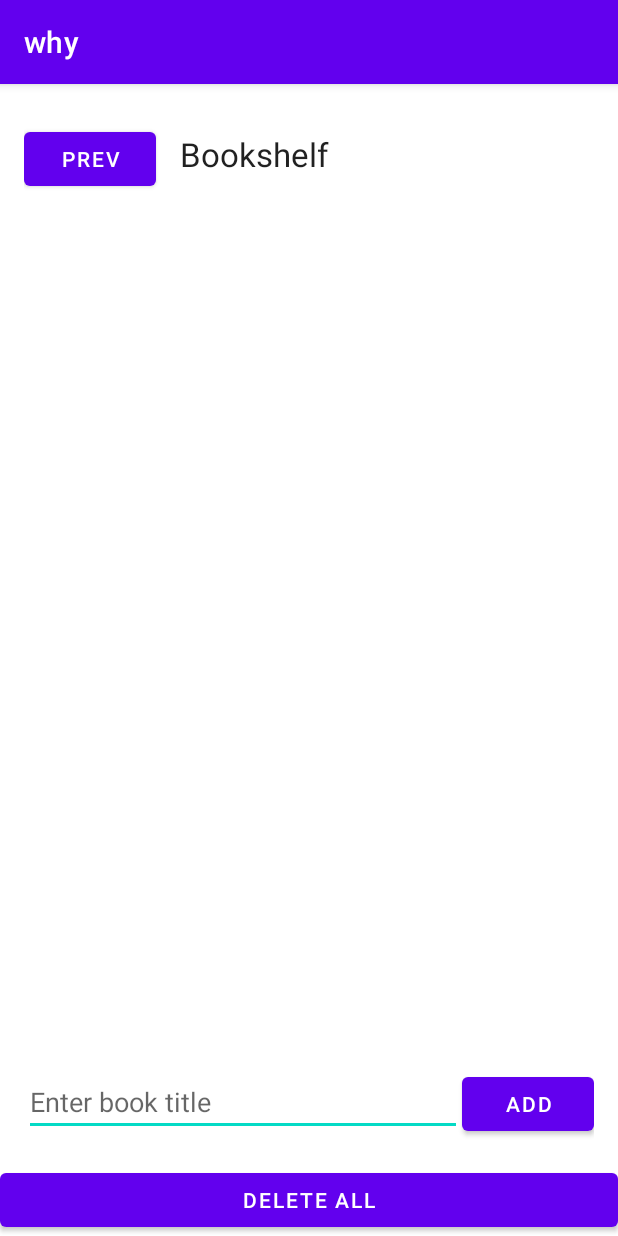
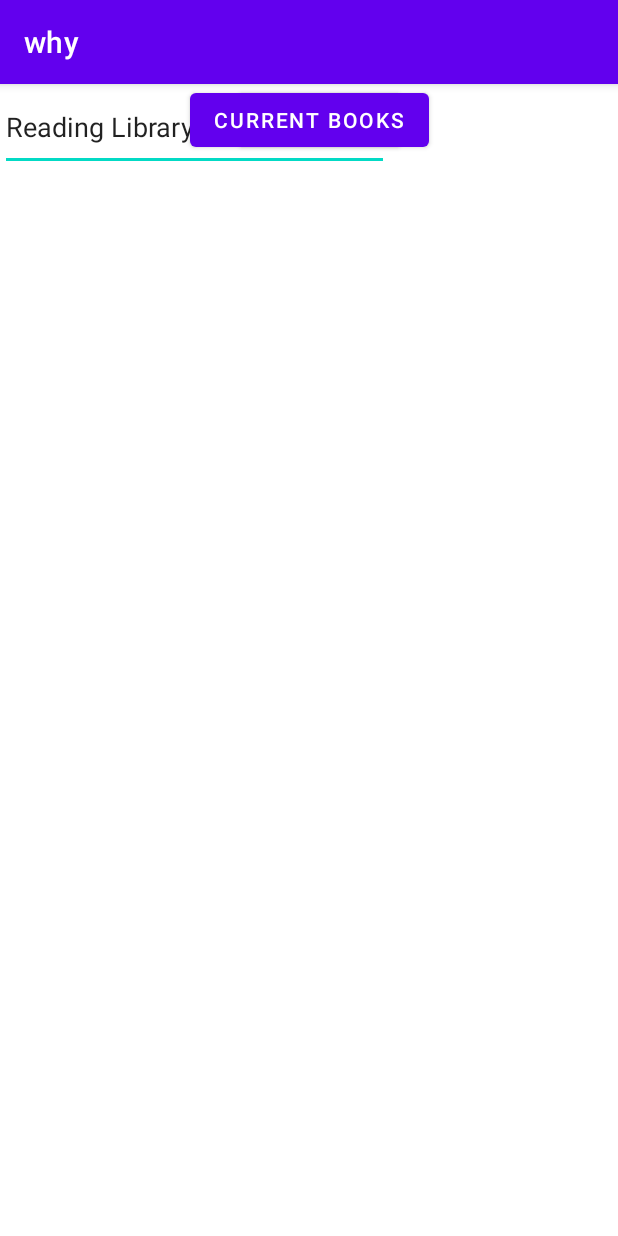
Before and after one commit to ayanahye/mobile-dev-final-project, an Android app: the screen it shows after launch (MainActivity), on a phone screen of 412 x 824 dp. Run offline under Robolectric (Android 15) with nearby library versions, the phone set to English and light mode, and no system bars.

Commit message:
Second commit

```diff
--- a/app/src/main/AndroidManifest.xml
+++ b/app/src/main/AndroidManifest.xml
@@ -11,6 +11,9 @@
         android:supportsRtl="true"
         android:theme="@style/Theme.Why"
         tools:targetApi="31">
+        <activity
+            android:name=".main_page"
+            android:exported="false" />
         <activity
             android:name=".old"
             android:exported="false" />
--- a/app/src/main/java/com/example/why/MainActivity.java
+++ b/app/src/main/java/com/example/why/MainActivity.java
@@ -18,28 +18,12 @@ import java.util.ArrayList;
 
 public class MainActivity extends AppCompatActivity {
 
-    private ArrayList<String> books;
-    private ArrayAdapter<String> booksAdapter;
-    private Button button;
-    private ListView listView;
-
     @Override
     protected void onCreate(Bundle savedInstanceState) {
         super.onCreate(savedInstanceState);
         setContentView(R.layout.activity_main);
 
-        listView = findViewById(R.id.bookListView);
-        button = findViewById(R.id.addBookButton);
-
-
-        button.setOnClickListener(new View.OnClickListener() {
-            @Override
-            public void onClick(View view) {
-                addBook(view);
-            }
-        });
-
-        Button prev = findViewById(R.id.prevButton);
+        Button prev = findViewById(R.id.prevRead);
         prev.setOnClickListener(new View.OnClickListener() {
             @Override
             public void onClick(View v) {
@@ -48,42 +32,17 @@ public class MainActivity extends AppCompatActivity {
             }
         });
 
-        books = new ArrayList<>();
-        booksAdapter = new ArrayAdapter<>(this, android.R.layout.simple_list_item_1, books);
-        listView.setAdapter(booksAdapter);
-        setUplistViewListener();
+        Button current = findViewById(R.id.currRead);
+        current.setOnClickListener(new View.OnClickListener() {
+            @Override
+            public void onClick(View v) {
+                Intent intent = new Intent(MainActivity.this, main_page.class);
+                startActivity(intent);
+            }
+        });
+
+
 
     }
 
-    private void setUplistViewListener() {
-        listView.setOnItemClickListener(new AdapterView.OnItemClickListener() {
-            @Override
-            public void onItemClick(AdapterView<?> adapterView, View view, int i, long l) {
-                Context context = getApplicationContext();
-                Toast.makeText(context, "Item removed", Toast.LENGTH_LONG).show();
-
-                books.remove(i);
-                booksAdapter.notifyDataSetChanged();
-                return;
-            }
-        });
-    }
-
-    private void addBook(View view) {
-        EditText input = findViewById(R.id.addBookEditText);
-        String bookText = input.getText().toString();
-
-        if(!(bookText.equals(""))) {
-            booksAdapter.add(bookText);
-            input.setText("");
-        } else {
-            Toast.makeText(getApplicationContext(), "Please enter text", Toast.LENGTH_LONG).show();
-        }
-    }
-
-    public void deleteAll(View view) {
-        books.clear();
-        booksAdapter.notifyDataSetChanged();
-
-    }
 }
--- /dev/null
+++ b/app/src/main/java/com/example/why/MyDatabaseHelper.java
@@ -0,0 +1,4 @@
+package com.example.why;
+
+public class MyDatabaseHelper {
+}
--- a/app/src/main/res/layout/activity_main.xml
+++ b/app/src/main/res/layout/activity_main.xml
@@ -1,66 +1,41 @@
 <?xml version="1.0" encoding="utf-8"?>
-
-<LinearLayout xmlns:android="http://schemas.android.com/apk/res/android"
-    android:id="@+id/bookshelfLayout"
+<androidx.constraintlayout.widget.ConstraintLayout xmlns:android="http://schemas.android.com/apk/res/android"
+    xmlns:app="http://schemas.android.com/apk/res-auto"
+    xmlns:tools="http://schemas.android.com/tools"
     android:layout_width="match_parent"
     android:layout_height="match_parent"
-    android:orientation="vertical">
-
-    <LinearLayout
-        android:layout_width="match_parent"
-        android:layout_height="wrap_content"
-        android:orientation="horizontal"
-        android:padding="16dp">
-
-        <Button
-            android:id="@+id/prevButton"
-            android:layout_width="wrap_content"
-            android:layout_height="wrap_content"
-            android:text="prev"/>
-
-        <TextView
-            android:id="@+id/titleTextView"
-            android:layout_width="match_parent"
-            android:layout_height="wrap_content"
-            android:padding="16dp"
-            android:text="Bookshelf"
-            android:textAppearance="@style/TextAppearance.AppCompat.Large"/>
-
-    </LinearLayout>
-
-    <ListView
-        android:id="@+id/bookListView"
-        android:layout_width="match_parent"
-        android:layout_height="0dp"
-        android:layout_weight="1"
-        android:scrollbarStyle="outsideOverlay"/>
-
-    <LinearLayout
-        android:layout_width="match_parent"
-        android:layout_height="wrap_content"
-        android:orientation="horizontal"
-        android:padding="16dp">
-
-        <EditText
-            android:id="@+id/addBookEditText"
-            android:layout_width="0dp"
-            android:layout_height="wrap_content"
-            android:layout_weight="1"
-            android:hint="Enter book title"/>
-
-        <Button
-            android:id="@+id/addBookButton"
-            android:layout_width="wrap_content"
-            android:layout_height="wrap_content"
-            android:text="Add"/>
-
-    </LinearLayout>
+    tools:context=".MainActivity">
 
     <Button
-        android:id="@+id/deleteAllButton"
-        android:layout_width="match_parent"
+        android:id="@+id/prevRead"
+        android:layout_width="wrap_content"
         android:layout_height="wrap_content"
-        android:onClick="deleteAll"
-        android:text="Delete All" />
+        android:layout_marginStart="157dp"
+        android:layout_marginEnd="144dp"
+        android:text="My reads"
+        app:layout_constraintEnd_toEndOf="parent"
+        app:layout_constraintStart_toStartOf="parent"
+        tools:layout_editor_absoluteY="361dp" />
 
-</LinearLayout>
+    <Button
+        android:id="@+id/currRead"
+        android:layout_width="wrap_content"
+        android:layout_height="wrap_content"
+        android:layout_marginStart="126dp"
+        android:layout_marginEnd="126dp"
+        android:text="Current Books"
+        app:layout_constraintEnd_toEndOf="parent"
+        app:layout_constraintStart_toStartOf="parent"
+        tools:layout_editor_absoluteY="466dp" />
+
+    <EditText
+        android:id="@+id/Title"
+        android:layout_width="259dp"
+        android:layout_height="58dp"
+        android:ems="10"
+        android:inputType="textPersonName"
+        android:text="Reading Library"
+        tools:layout_editor_absoluteX="89dp"
+        tools:layout_editor_absoluteY="167dp" />
+
+</androidx.constraintlayout.widget.ConstraintLayout>
```
Also changed, not shown: app/src/main/java/com/example/why/main_page.java (added, +88 -0 lines), app/src/main/res/layout/activity_main_page.xml (added, +66 -0 lines).
